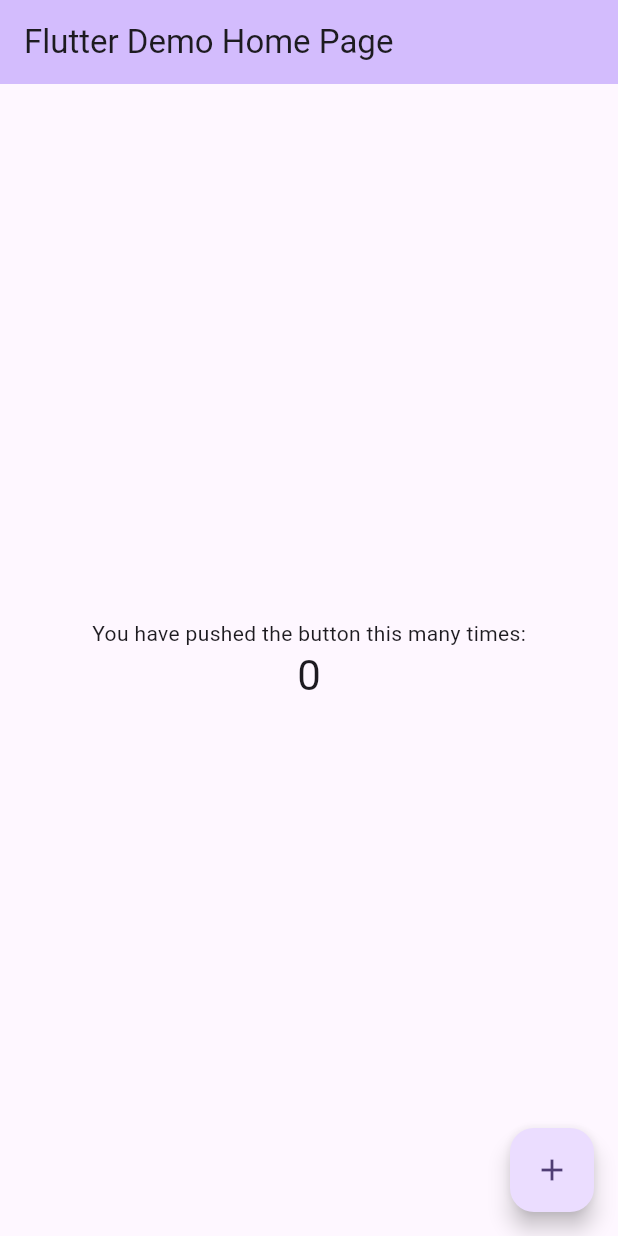
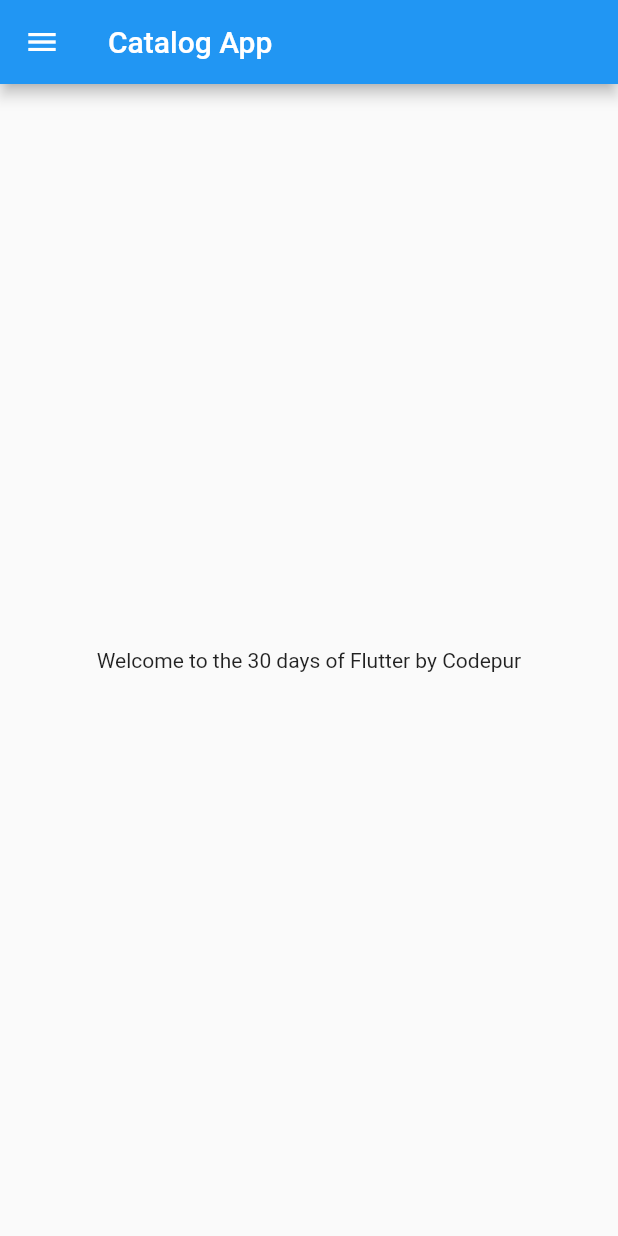
Before and after one commit to klloni/flutter_projects, a Flutter app: the screen it shows after launch, on a phone screen of 412 x 824 dp. Run offline on Flutter 3.47's test engine with Material 2 defaults, Android fonts, the phone set to English and light mode, and no system bars.

Commit message:
Day 2 Completed

```diff
--- /dev/null
+++ b/lib/home_page.dart
@@ -0,0 +1,20 @@
+import 'package:flutter/material.dart';
+
+class HomePage extends StatelessWidget {
+  final int days = 30;
+  final String name = "Codepur";
+  var list = ["Account", "Info"];
+
+  @override
+  Widget build(BuildContext context) {
+    return Scaffold(
+      appBar: AppBar(
+        title: Text("Catalog App"),
+      ),
+      body: Center(
+          child: Center(
+        child: Text("Welcome to the $days days of Flutter by $name"),
+      )), drawer: Drawer(),
+    );
+  }
+}
--- a/lib/main.dart
+++ b/lib/main.dart
@@ -1,125 +1,20 @@
+import 'package:first_app/home_page.dart';
 import 'package:flutter/material.dart';
 
 void main() {
-  runApp(const MyApp());
+  runApp(MyApp());
 }
 
 class MyApp extends StatelessWidget {
-  const MyApp({super.key});
-
-  // This widget is the root of your application.
   @override
   Widget build(BuildContext context) {
-    return MaterialApp(
-      title: 'Flutter Demo',
-      theme: ThemeData(
-        // This is the theme of your application.
-        //
-        // TRY THIS: Try running your application with "flutter run". You'll see
-        // the application has a blue toolbar. Then, without quitting the app,
-        // try changing the seedColor in the colorScheme below to Colors.green
-        // and then invoke "hot reload" (save your changes or press the "hot
-        // reload" button in a Flutter-supported IDE, or press "r" if you used
-        // the command line to start the app).
-        //
-        // Notice that the counter didn't reset back to zero; the application
-        // state is not lost during the reload. To reset the state, use hot
-        // restart instead.
-        //
-        // This works for code too, not just values: Most code changes can be
-        // tested with just a hot reload.
-        colorScheme: ColorScheme.fromSeed(seedColor: Colors.deepPurple),
-        useMaterial3: true,
-      ),
-      home: const MyHomePage(title: 'Flutter Demo Home Page'),
-    );
+    // double pi = 3.14;
+    // bool isMale = true;
+    // num temp = 30;
+
+    // var day = "Tuesday";
+    // const pi = 3.14;
+
+    return MaterialApp(home: HomePage());
   }
 }
-
-class MyHomePage extends StatefulWidget {
-  const MyHomePage({super.key, required this.title});
-
-  // This widget is the home page of your application. It is stateful, meaning
-  // that it has a State object (defined below) that contains fields that affect
-  // how it looks.
-
-  // This class is the configuration for the state. It holds the values (in this
-  // case the title) provided by the parent (in this case the App widget) and
-  // used by the build method of the State. Fields in a Widget subclass are
-  // always marked "final".
-
-  final String title;
-
-  @override
-  State<MyHomePage> createState() => _MyHomePageState();
-}
-
-class _MyHomePageState extends State<MyHomePage> {
-  int _counter = 0;
-
-  void _incrementCounter() {
-    setState(() {
-      // This call to setState tells the Flutter framework that something has
-      // changed in this State, which causes it to rerun the build method below
-      // so that the display can reflect the updated values. If we changed
-      // _counter without calling setState(), then the build method would not be
-      // called again, and so nothing would appear to happen.
-      _counter++;
-    });
-  }
-
-  @override
-  Widget build(BuildContext context) {
-    // This method is rerun every time setState is called, for instance as done
-    // by the _incrementCounter method above.
-    //
-    // The Flutter framework has been optimized to make rerunning build methods
-    // fast, so that you can just rebuild anything that needs updating rather
-    // than having to individually change instances of widgets.
-    return Scaffold(
-      appBar: AppBar(
-        // TRY THIS: Try changing the color here to a specific color (to
-        // Colors.amber, perhaps?) and trigger a hot reload to see the AppBar
-        // change color while the other colors stay the same.
-        backgroundColor: Theme.of(context).colorScheme.inversePrimary,
-        // Here we take the value from the MyHomePage object that was created by
-        // the App.build method, and use it to set our appbar title.
-        title: Text(widget.title),
-      ),
-      body: Center(
-        // Center is a layout widget. It takes a single child and positions it
-        // in the middle of the parent.
-        child: Column(
-          // Column is also a layout widget. It takes a list of children and
-          // arranges them vertically. By default, it sizes itself to fit its
-          // children horizontally, and tries to be as tall as its parent.
-          //
-          // Column has various properties to control how it sizes itself and
-          // how it positions its children. Here we use mainAxisAlignment to
-          // center the children vertically; the main axis here is the vertical
-          // axis because Columns are vertical (the cross axis would be
-          // horizontal).
-          //
-          // TRY THIS: Invoke "debug painting" (choose the "Toggle Debug Paint"
-          // action in the IDE, or press "p" in the console), to see the
-          // wireframe for each widget.
-          mainAxisAlignment: MainAxisAlignment.center,
-          children: <Widget>[
-            const Text(
-              'You have pushed the button this many times:',
-            ),
-            Text(
-              '$_counter',
-              style: Theme.of(context).textTheme.headlineMedium,
-            ),
-          ],
-        ),
-      ),
-      floatingActionButton: FloatingActionButton(
-        onPressed: _incrementCounter,
-        tooltip: 'Increment',
-        child: const Icon(Icons.add),
-      ), // This trailing comma makes auto-formatting nicer for build methods.
-    );
-  }
-}
```
